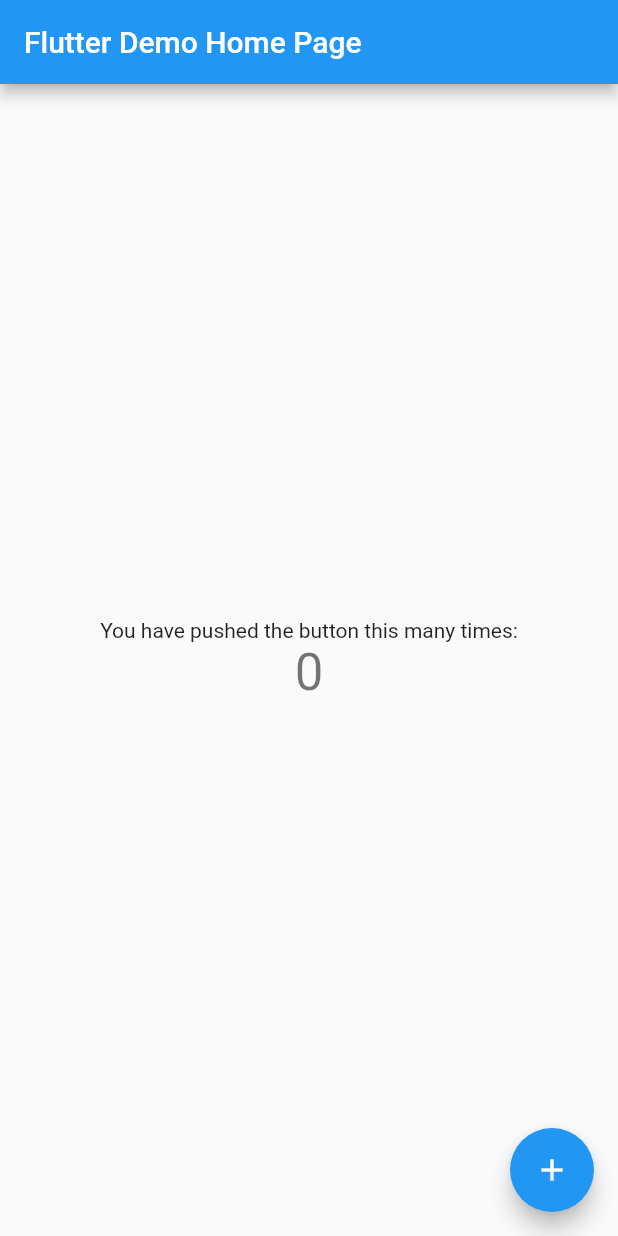
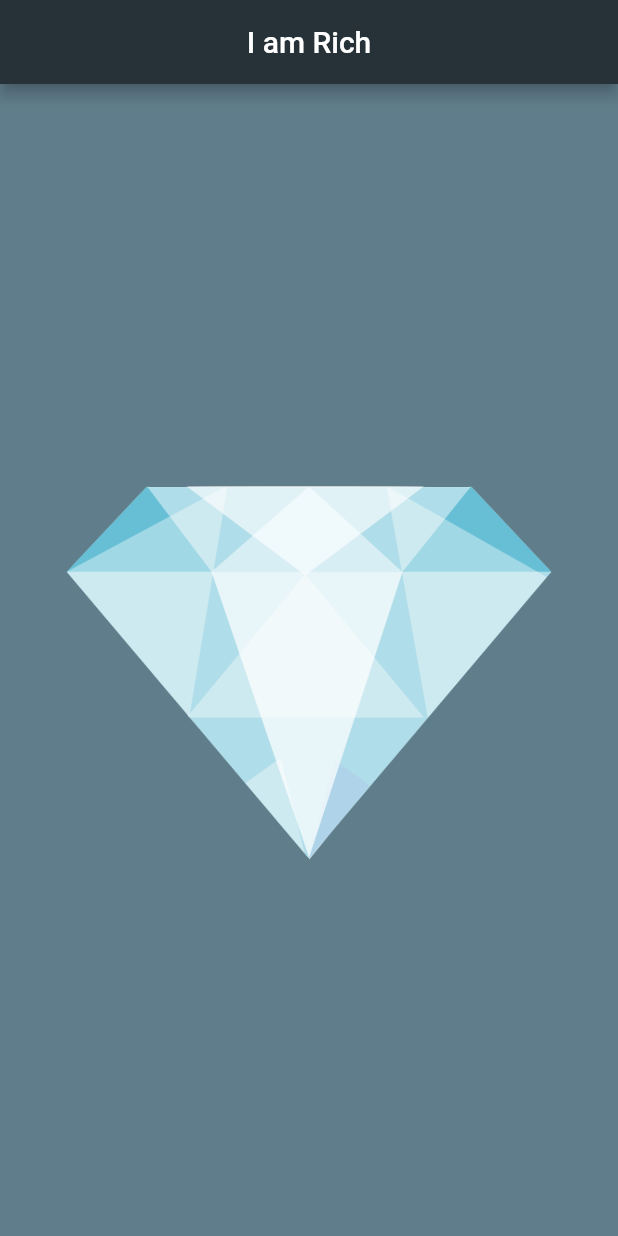
Before and after one commit to akshaybengani/Flutter-IamRich, a Flutter app: the screen it shows after launch, on a phone screen of 412 x 824 dp. Run offline on Flutter 3.47's test engine with Material 2 defaults, Android fonts, the phone set to English and light mode, and no system bars.

Commit message:
Icon Changes and App Ready to Testing

```diff
--- a/lib/main.dart
+++ b/lib/main.dart
@@ -3,109 +3,42 @@ import 'package:flutter/material.dart';
 void main() => runApp(MyApp());
 
 class MyApp extends StatelessWidget {
-  // This widget is the root of your application.
   @override
   Widget build(BuildContext context) {
     return MaterialApp(
-      title: 'Flutter Demo',
-      theme: ThemeData(
-        // This is the theme of your application.
-        //
-        // Try running your application with "flutter run". You'll see the
-        // application has a blue toolbar. Then, without quitting the app, try
-        // changing the primarySwatch below to Colors.green and then invoke
-        // "hot reload" (press "r" in the console where you ran "flutter run",
-        // or simply save your changes to "hot reload" in a Flutter IDE).
-        // Notice that the counter didn't reset back to zero; the application
-        // is not restarted.
-        primarySwatch: Colors.blue,
-      ),
-      home: MyHomePage(title: 'Flutter Demo Home Page'),
+      title: 'I am Rich',
+      home: HomeScreen(),
     );
   }
 }
 
-class MyHomePage extends StatefulWidget {
-  MyHomePage({Key key, this.title}) : super(key: key);
-
-  // This widget is the home page of your application. It is stateful, meaning
-  // that it has a State object (defined below) that contains fields that affect
-  // how it looks.
-
-  // This class is the configuration for the state. It holds the values (in this
-  // case the title) provided by the parent (in this case the App widget) and
-  // used by the build method of the State. Fields in a Widget subclass are
-  // always marked "final".
-
-  final String title;
-
-  @override
-  _MyHomePageState createState() => _MyHomePageState();
-}
-
-class _MyHomePageState extends State<MyHomePage> {
-  int _counter = 0;
-
-  void _incrementCounter() {
-    setState(() {
-      // This call to setState tells the Flutter framework that something has
-      // changed in this State, which causes it to rerun the build method below
-      // so that the display can reflect the updated values. If we changed
-      // _counter without calling setState(), then the build method would not be
-      // called again, and so nothing would appear to happen.
-      _counter++;
-    });
-  }
-
+class HomeScreen extends StatelessWidget {
   @override
   Widget build(BuildContext context) {
-    // This method is rerun every time setState is called, for instance as done
-    // by the _incrementCounter method above.
-    //
-    // The Flutter framework has been optimized to make rerunning build methods
-    // fast, so that you can just rebuild anything that needs updating rather
-    // than having to individually change instances of widgets.
     return Scaffold(
       appBar: AppBar(
-        // Here we take the value from the MyHomePage object that was created by
-        // the App.build method, and use it to set our appbar title.
-        title: Text(widget.title),
-      ),
-      body: Center(
-        // Center is a layout widget. It takes a single child and positions it
-        // in the middle of the parent.
-        child: Column(
-          // Column is also a layout widget. It takes a list of children and
-          // arranges them vertically. By default, it sizes itself to fit its
-          // children horizontally, and tries to be as tall as its parent.
-          //
-          // Invoke "debug painting" (press "p" in the console, choose the
-          // "Toggle Debug Paint" action from the Flutter Inspector in Android
-          // Studio, or the "Toggle Debug Paint" command in Visual Studio Code)
-          // to see the wireframe for each widget.
-          //
-          // Column has various properties to control how it sizes itself and
-          // how it positions its children. Here we use mainAxisAlignment to
-          // center the children vertically; the main axis here is the vertical
-          // axis because Columns are vertical (the cross axis would be
-          // horizontal).
-          mainAxisAlignment: MainAxisAlignment.center,
-          children: <Widget>[
-            Text(
-              'You have pushed the button this many times:',
-            ),
-            Text(
-              '$_counter',
-              style: Theme.of(context).textTheme.display1,
-            ),
-          ],
+        centerTitle: true,
+        backgroundColor: Colors.blueGrey[900],
+        title: Text(
+          'I am Rich',
+          style: TextStyle(
+            color: Colors.white,
+            fontSize: 20,
+          ),
+          textAlign: TextAlign.center,
         ),
       ),
-      floatingActionButton: FloatingActionButton(
-        onPressed: _incrementCounter,
-        tooltip: 'Increment',
-        child: Icon(Icons.add),
-      ), // This trailing comma makes auto-formatting nicer for build methods.
+      backgroundColor: Colors.blueGrey,
+      body: Container(
+        alignment: Alignment.center,
+        margin: EdgeInsets.all(20),
+        child: Image.asset(
+          'assets/images/diamond.png',
+          fit: BoxFit.cover,
+          // width: MediaQuery.of(context).size.width * 0.9,
+          alignment: Alignment.center,
+        ),
+      ),
     );
   }
 }
--- a/pubspec.yaml
+++ b/pubspec.yaml
@@ -41,8 +41,8 @@ flutter:
   uses-material-design: true
 
   # To add assets to your application, add an assets section, like this:
-  # assets:
-  #  - images/a_dot_burr.jpeg
+  assets:
+   - assets/images/diamond.png
   #  - images/a_dot_ham.jpeg
 
   # An image asset can refer to one or more resolution-specific "variants", see
```
Also changed, not shown: assets/images/diamond.png (added), assets/images/i_am_rich_app_icon.png (added), 32 other files.
